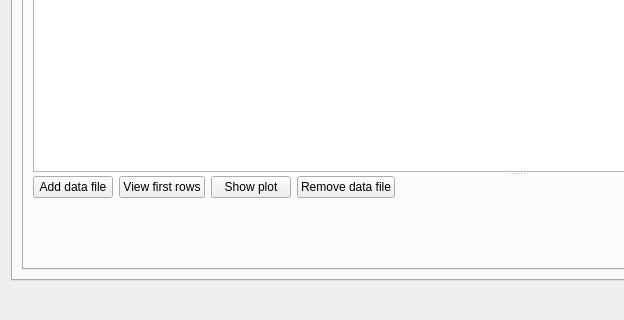
First picture: the form in observation.ui, repository olivierfriard/BORIS, before the edit; both pictures show x 0 to 624 and y 492 to 812 of the 1032 by 812 pixel window.
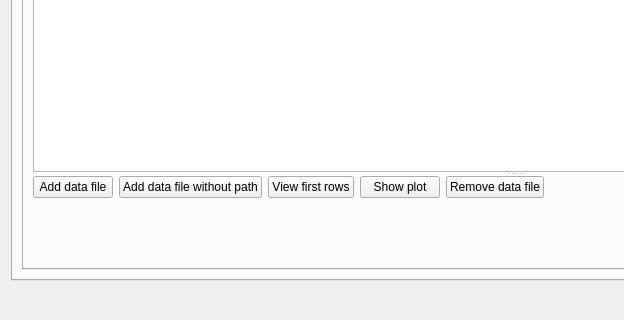
Second picture: the form after the edit. The open tabs and pages were chosen to show the change.

Commit message: some bugs in plot data function fixed

```diff
--- a/observation.ui
+++ b/observation.ui
@@ -614,6 +614,13 @@
                        </property>
                       </widget>
                      </item>
+                     <item>
+                      <widget class="QPushButton" name="pb_add_data_file_wo_path">
+                       <property name="text">
+                        <string>Add data file without path</string>
+                       </property>
+                      </widget>
+                     </item>
                      <item>
                       <widget class="QPushButton" name="pb_view_data_head">
                        <property name="text">
```
Left out of the diff: 2 changed lines with no effect on the pictures. The commit also changes 8 other files.
